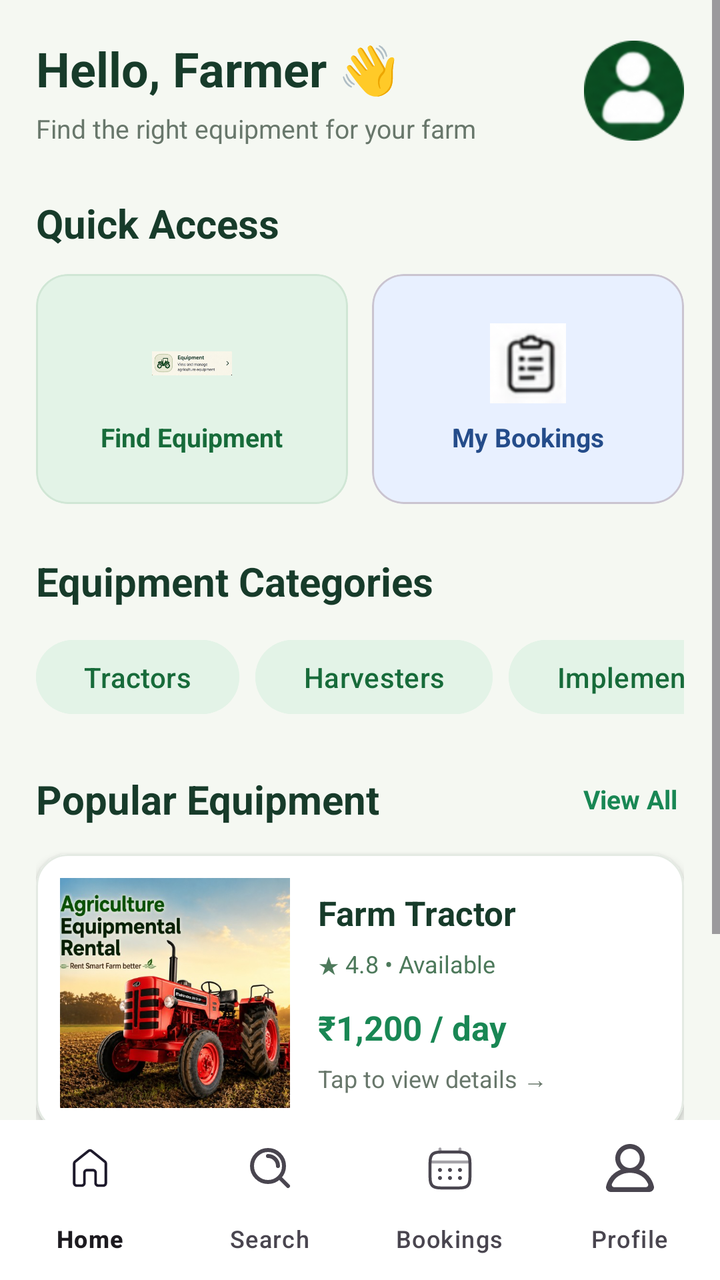
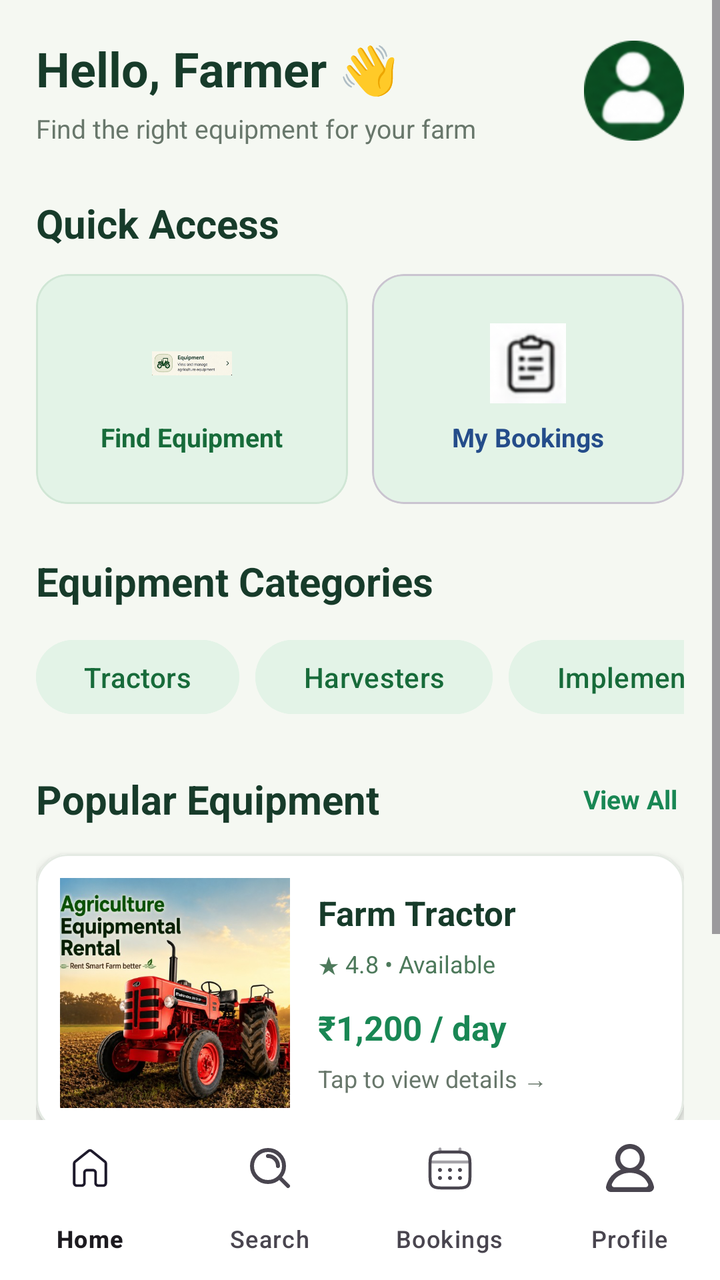

Screens rendered from an Android XML layout before and after an edit, with the pre-edit source and the edit as a unified diff.
<!-- AndroidManifest.xml: application theme Theme.MCAProject -->
<!-- res/layout/activity_farmerhomescreen.xml -->
<?xml version="1.0" encoding="utf-8"?>
<androidx.constraintlayout.widget.ConstraintLayout

    xmlns:android="http://schemas.android.com/apk/res/android"
    xmlns:app="http://schemas.android.com/apk/res-auto"
    android:id="@+id/main"
    android:layout_width="match_parent"
    android:layout_height="match_parent"
    android:background="#F5F8F2">

    <ScrollView
        android:id="@+id/homeScroll"
        android:layout_width="0dp"
        android:layout_height="0dp"
        android:fillViewport="true"
        app:layout_constraintTop_toTopOf="parent"
        app:layout_constraintBottom_toTopOf="@id/bottomNav"
        app:layout_constraintStart_toStartOf="parent"
        app:layout_constraintEnd_toEndOf="parent">

        <LinearLayout
            android:layout_width="match_parent"
            android:layout_height="wrap_content"
            android:orientation="vertical"
            android:padding="18dp">

            
            <LinearLayout
                android:layout_width="match_parent"
                android:layout_height="wrap_content"
                android:gravity="center_vertical"
                android:orientation="horizontal">

                <LinearLayout
                    android:layout_width="0dp"
                    android:layout_height="wrap_content"
                    android:layout_weight="1"
                    android:orientation="vertical">

                    <TextView
                        android:layout_width="wrap_content"
                        android:layout_height="wrap_content"
                        android:text="Hello, Farmer 👋"
                        android:textColor="#173B2A"
                        android:textSize="24sp"
                        android:textStyle="bold" />

                    <TextView
                        android:layout_width="wrap_content"
                        android:layout_height="wrap_content"
                        android:layout_marginTop="5dp"
                        android:text="Find the right equipment for your farm"
                        android:textColor="#68776B"
                        android:textSize="13sp" />
                </LinearLayout>

                <ImageView
                    android:layout_width="50dp"
                    android:layout_height="50dp"
                    android:contentDescription="AgriRent logo"
                    android:scaleType="fitCenter"
                    android:src="@drawable/userlogo" />

            </LinearLayout>



            
            <TextView
                android:layout_width="wrap_content"
                android:layout_height="wrap_content"
                android:layout_marginTop="25dp"
                android:text="Quick Access"
                android:textColor="#173B2A"
                android:textSize="20sp"
                android:textStyle="bold" />

            
            <LinearLayout
                android:layout_width="match_parent"
                android:layout_height="wrap_content"
                android:layout_marginTop="12dp"
                android:orientation="horizontal">

                <com.google.android.material.card.MaterialCardView
                    android:id="@+id/searchCard"
                    android:layout_width="0dp"
                    android:layout_height="115dp"
                    android:layout_marginEnd="6dp"
                    android:layout_weight="1"
                    android:clickable="true"
                    android:focusable="true"
                    app:cardBackgroundColor="#E3F3E7"
                    app:cardCornerRadius="16dp"
                    app:strokeColor="#D0E6D5"
                    app:strokeWidth="1dp">

                    <LinearLayout
                        android:layout_width="match_parent"
                        android:layout_height="match_parent"
                        android:gravity="center"
                        android:orientation="vertical"
                        android:padding="8dp">

                        <ImageView
                            android:layout_width="40dp"
                            android:layout_height="40dp"
                            android:contentDescription="Equipment"
                            android:scaleType="fitCenter"
                            android:src="@drawable/equipments" />

                        <TextView
                            android:layout_width="wrap_content"
                            android:layout_height="wrap_content"
                            android:layout_marginTop="8dp"
                            android:text="Find Equipment"
                            android:textColor="#176B3A"
                            android:textSize="13sp"
                            android:textStyle="bold" />

                    </LinearLayout>
                </com.google.android.material.card.MaterialCardView>

                <com.google.android.material.card.MaterialCardView
                    android:id="@+id/bookingsCard"
                    android:layout_width="0dp"
                    android:layout_height="115dp"
                    android:layout_marginStart="6dp"
                    android:layout_weight="1"
                    android:clickable="true"
                    android:focusable="true"
                    app:cardBackgroundColor="#E8F0FF"
                    app:cardCornerRadius="16dp">

                    <LinearLayout
                        android:layout_width="match_parent"
                        android:layout_height="match_parent"
                        android:gravity="center"
                        android:orientation="vertical"
                        android:padding="8dp">

                        <ImageView
                            android:layout_width="40dp"
                            android:layout_height="40dp"
                            android:contentDescription="My bookings"
                            android:scaleType="fitCenter"
                            android:src="@drawable/mybooking" />

                        <TextView
                            android:layout_width="wrap_content"
                            android:layout_height="wrap_content"
                            android:layout_marginTop="8dp"
                            android:text="My Bookings"
                            android:textColor="#244C8A"
                            android:textSize="13sp"
                            android:textStyle="bold" />

                    </LinearLayout>
                </com.google.android.material.card.MaterialCardView>

            </LinearLayout>

            
            <TextView
                android:layout_width="wrap_content"
                android:layout_height="wrap_content"
                android:layout_marginTop="25dp"
                android:text="Equipment Categories"
                android:textColor="#173B2A"
                android:textSize="20sp"
                android:textStyle="bold" />

            <HorizontalScrollView
                android:layout_width="match_parent"
                android:layout_height="wrap_content"
                android:layout_marginTop="12dp"
                android:scrollbars="none">

                <LinearLayout
                    android:layout_width="wrap_content"
                    android:layout_height="wrap_content"
                    android:orientation="horizontal">

                    <Button
                        android:id="@+id/tractorCategory"
                        android:layout_width="wrap_content"
                        android:layout_height="45dp"
                        android:layout_marginEnd="8dp"
                        android:backgroundTint="#E3F3E7"
                        android:text="Tractors"
                        android:textAllCaps="false"
                        android:textColor="#176B3A"/>

                    <Button
                        android:id="@+id/harvesterCategory"
                        android:layout_width="wrap_content"
                        android:layout_height="45dp"
                        android:layout_marginEnd="8dp"
                        android:backgroundTint="#E3F3E7"
                        android:text="Harvesters"
                        android:textAllCaps="false"
                        android:textColor="#176B3A" />

                    <Button
                        android:id="@+id/implementCategory"
                        android:layout_width="wrap_content"
                        android:layout_height="45dp"
                        android:backgroundTint="#E3F3E7"
                        android:text="Implements"
                        android:textAllCaps="false"
                        android:textColor="#176B3A" />

                </LinearLayout>
            </HorizontalScrollView>

            
            <LinearLayout
                android:layout_width="match_parent"
                android:layout_height="wrap_content"
                android:layout_marginTop="25dp"
                android:gravity="center_vertical"
                android:orientation="horizontal">

                <TextView
                    android:layout_width="0dp"
                    android:layout_height="wrap_content"
                    android:layout_weight="1"
                    android:text="Popular Equipment"
                    android:textColor="#173B2A"
                    android:textSize="20sp"
                    android:textStyle="bold" />

                <TextView
                    android:id="@+id/viewAllEquipment"
                    android:layout_width="wrap_content"
                    android:layout_height="wrap_content"
                    android:clickable="true"
                    android:focusable="true"
                    android:text="View All "
                    android:textColor="#198754"
                    android:textSize="13sp"
                    android:textStyle="bold" />

            </LinearLayout>

            
            <com.google.android.material.card.MaterialCardView
                android:id="@+id/tractorEquipmentCard"
                android:layout_width="match_parent"
                android:layout_height="wrap_content"
                android:layout_marginTop="14dp"
                android:clickable="true"
                android:focusable="true"
                app:cardBackgroundColor="#FFFFFF"
                app:cardCornerRadius="16dp"
                app:cardElevation="3dp"
                app:strokeColor="#E4EAE3"
                app:strokeWidth="1dp">

                <LinearLayout
                    android:layout_width="match_parent"
                    android:layout_height="wrap_content"
                    android:gravity="center_vertical"
                    android:orientation="horizontal"
                    android:padding="12dp">

                    <ImageView
                        android:layout_width="115dp"
                        android:layout_height="115dp"
                        android:contentDescription="Tractor for rent"
                        android:scaleType="centerCrop"
                        android:src="@drawable/tractorimage" />

                    <LinearLayout
                        android:layout_width="0dp"
                        android:layout_height="wrap_content"
                        android:layout_marginStart="14dp"
                        android:layout_weight="1"
                        android:orientation="vertical">

                        <TextView
                            android:layout_width="wrap_content"
                            android:layout_height="wrap_content"
                            android:text="Farm Tractor"
                            android:textColor="#173B2A"
                            android:textSize="17sp"
                            android:textStyle="bold" />

                        <TextView
                            android:layout_width="wrap_content"
                            android:layout_height="wrap_content"
                            android:layout_marginTop="6dp"
                            android:text="★ 4.8 • Available"
                            android:textColor="#4D795B"
                            android:textSize="12sp" />

                        <TextView
                            android:layout_width="wrap_content"
                            android:layout_height="wrap_content"
                            android:layout_marginTop="12dp"
                            android:text="₹1,200 / day"
                            android:textColor="#198754"
                            android:textSize="17sp"
                            android:textStyle="bold" />

                        <TextView
                            android:layout_width="wrap_content"
                            android:layout_height="wrap_content"
                            android:layout_marginTop="6dp"
                            android:text="Tap to view details →"
                            android:textColor="#68776B"
                            android:textSize="12sp" />

                    </LinearLayout>
                </LinearLayout>
            </com.google.android.material.card.MaterialCardView>

            
            <TextView
                android:layout_width="match_parent"
                android:layout_height="wrap_content"
                android:layout_marginTop="20dp"
                android:background="#E3F3E7"
                android:padding="16dp"
                android:text="Smart farming starts with the right equipment. Rent what you need, when you need it."
                android:textColor="#245A37"
                android:textSize="14sp" />

        </LinearLayout>
    </ScrollView>

    
    <com.google.android.material.bottomnavigation.BottomNavigationView
        android:id="@+id/bottomNav"
        android:layout_width="0dp"
        android:layout_height="wrap_content"
        android:background="#FFFFFF"
        app:elevation="8dp"
        app:labelVisibilityMode="labeled"
        app:menu="@menu/farmer_bottom_menu"
        app:layout_constraintBottom_toBottomOf="parent"
        app:layout_constraintStart_toStartOf="parent"
        app:layout_constraintEnd_toEndOf="parent" />

</androidx.constraintlayout.widget.ConstraintLayout>
<!-- resources referenced by this layout -->
<resources>
  <!-- drawable equipments: png bitmap (drawable, 29535 bytes) -->
  <!-- drawable mybooking: png bitmap (drawable, 5320 bytes) -->
  <!-- drawable tractorimage: jpg bitmap (drawable, 86378 bytes) -->
  <!-- drawable userlogo: png bitmap (drawable, 9272 bytes) -->
  <style name="Theme.MCAProject" parent="Base.Theme.MCAProject" />
  <style name="Base.Theme.MCAProject" parent="Theme.Material3.DayNight.NoActionBar">
          
          
      </style>
</resources>

<!-- the commit's change to res/layout/activity_farmerhomescreen.xml (unified diff, before → after) -->
@@ -129,7 +129,7 @@
                     android:layout_weight="1"
                     android:clickable="true"
                     android:focusable="true"
-                    app:cardBackgroundColor="#E8F0FF"
+                    app:cardBackgroundColor="#E3F3E7"
                     app:cardCornerRadius="16dp">
 
                     <LinearLayout
